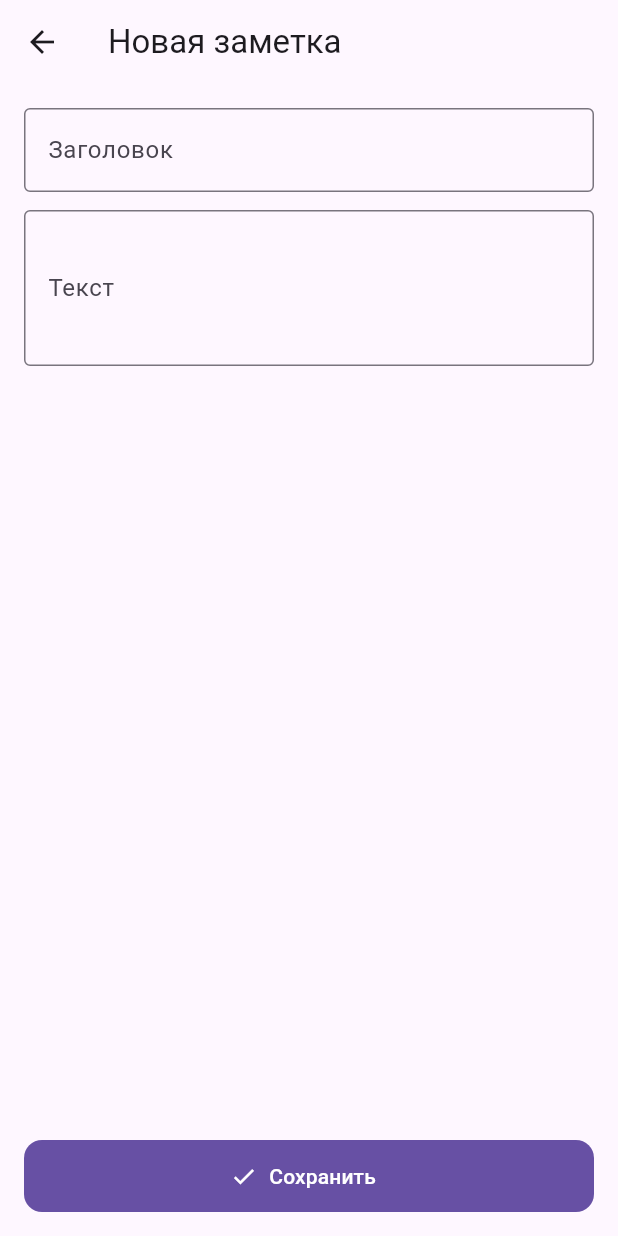
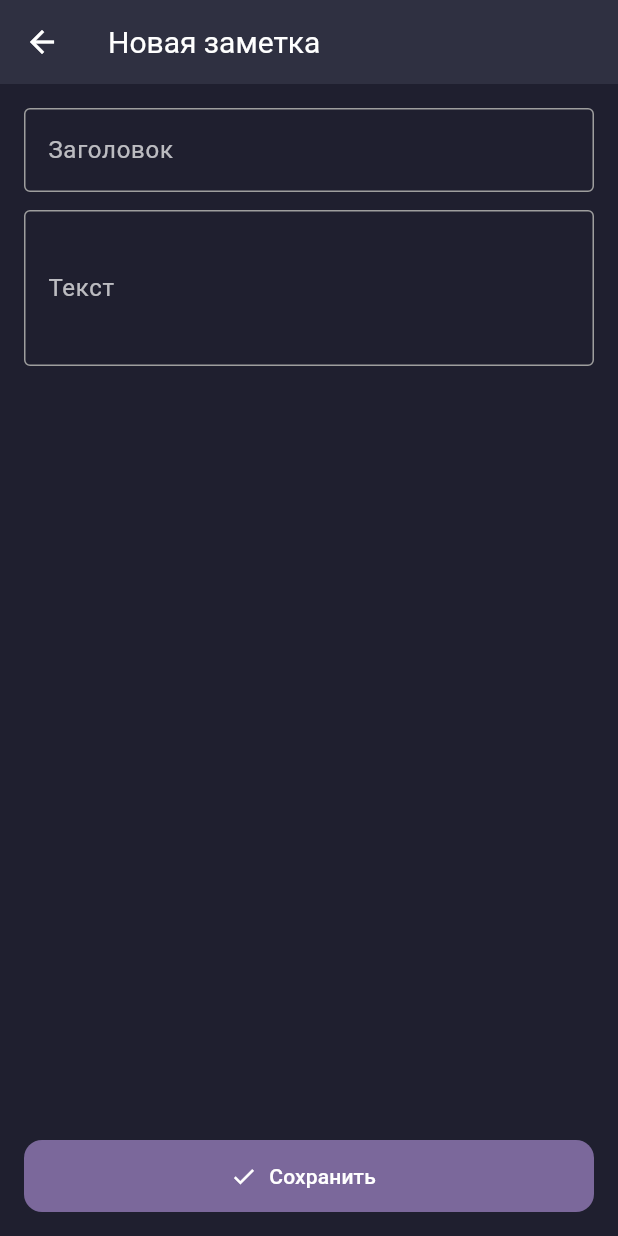
Before and after one commit to sowwds/pcs-android, a Flutter app: the screen it shows after launch, after a tap on the "delete outline" icon, after a tap on the "search" icon, after a tap on the "add" icon, on a phone screen of 412 x 824 dp. Run offline on Flutter 3.47's test engine with Material 3 defaults, Android fonts, the phone set to English and light mode, and no system bars.

Commit message:
added colors

```diff
--- a/lab5/simple_notes_yefremov/lib/edit_note_page.dart
+++ b/lab5/simple_notes_yefremov/lib/edit_note_page.dart
@@ -44,18 +44,34 @@ class _EditNotePageState extends State<EditNotePage> {
             children: [
               TextFormField(
                 initialValue: _title,
+                style: const TextStyle(color: Colors.white),
                 decoration: const InputDecoration(
                   labelText: 'Заголовок',
+                  labelStyle: TextStyle(color: Colors.white70),
                   border: OutlineInputBorder(),
+                  focusedBorder: OutlineInputBorder(
+                    borderSide: BorderSide(color: Color(0xFF796697), width: 2),
+                  ),
+                  enabledBorder: OutlineInputBorder(
+                    borderSide: BorderSide(color: Colors.grey),
+                  ),
                 ),
                 onSaved: (v) => _title = v!.trim(),
               ),
               const SizedBox(height: 12),
               TextFormField(
                 initialValue: _body,
+                style: const TextStyle(color: Colors.white),
                 decoration: const InputDecoration(
                   labelText: 'Текст',
+                  labelStyle: TextStyle(color: Colors.white70),
                   border: OutlineInputBorder(),
+                  focusedBorder: OutlineInputBorder(
+                    borderSide: BorderSide(color: Color(0xFF796697), width: 2),
+                  ),
+                  enabledBorder: OutlineInputBorder(
+                    borderSide: BorderSide(color: Colors.grey),
+                  ),
                 ),
                 minLines: 3,
                 maxLines: 6,
@@ -67,9 +83,10 @@ class _EditNotePageState extends State<EditNotePage> {
               const Spacer(),
               FilledButton.icon(
                 onPressed: _save,
-                icon: const Icon(Icons.check),
-                label: const Text('Сохранить'),
+                icon: const Icon(Icons.check, color: Colors.white),
+                label: const Text('Сохранить', style: TextStyle(color: Colors.white)),
                 style: FilledButton.styleFrom(
+                  backgroundColor: const Color(0xFF7B689B), // Save button color
                   minimumSize: const Size.fromHeight(48),
                   shape: RoundedRectangleBorder(
                     borderRadius: BorderRadius.circular(12),
--- a/lab5/simple_notes_yefremov/lib/main.dart
+++ b/lab5/simple_notes_yefremov/lib/main.dart
@@ -10,7 +10,22 @@ class SimpleNotesApp extends StatelessWidget {
   Widget build(BuildContext context) {
     return MaterialApp(
       title: 'Simple Notes',
-      theme: ThemeData(useMaterial3: true),
+      theme: ThemeData(
+        useMaterial3: true,
+        scaffoldBackgroundColor: const Color(0xFF1F1F2F), // Main background
+        appBarTheme: const AppBarTheme(
+          backgroundColor: Color(0xFF2F3041), // AppBar background
+          titleTextStyle: TextStyle(color: Colors.white, fontSize: 20), // AppBar title
+          iconTheme: IconThemeData(color: Colors.white), // Search/close icons
+        ),
+        floatingActionButtonTheme: const FloatingActionButtonThemeData(
+          backgroundColor: Color(0xFF8CBD8A), // "+" button background
+          foregroundColor: Colors.white, // "+" icon
+        ),
+        textTheme: const TextTheme(
+          bodyMedium: TextStyle(color: Colors.white), // Default text
+        ),
+      ),
       home: const NotesPage(),
     );
   }
@@ -62,9 +77,11 @@ class _NotesPageState extends State<NotesPage> {
     setState(() => _notes.removeAt(index));
     ScaffoldMessenger.of(context).showSnackBar(
       SnackBar(
-        content: const Text('Заметка удалена'),
+        content: const Text('Заметка удалена', style: TextStyle(color: Colors.white)),
+        backgroundColor: Colors.red,
         action: SnackBarAction(
           label: 'Отменить',
+          textColor: Colors.white,
           onPressed: () {
             if (mounted) {
               setState(() => _notes.insert(index, note));
@@ -98,14 +115,16 @@ class _NotesPageState extends State<NotesPage> {
         title: _isSearching
             ? TextField(
                 controller: _searchController,
+                style: const TextStyle(color: Colors.white),
                 decoration: const InputDecoration(
                   hintText: 'Поиск по заголовку...',
+                  hintStyle: TextStyle(color: Colors.white70),
                   border: InputBorder.none,
                 ),
                 autofocus: true,
                 onChanged: _onSearchChanged,
               )
-            : const Text('Практическая 5'),
+            : const Text('Simple Notes'),
         actions: [
           IconButton(
             icon: Icon(_isSearching ? Icons.close : Icons.search),
@@ -118,7 +137,7 @@ class _NotesPageState extends State<NotesPage> {
         child: const Icon(Icons.add),
       ),
       body: _filteredNotes.isEmpty
-          ? const Center(child: Text('Пока нет заметок. Нажмите +'))
+          ? const Center(child: Text('Пока нет заметок. Нажмите +', style: TextStyle(color: Colors.white)))
           : ListView.builder(
               itemCount: _filteredNotes.length,
               itemBuilder: (context, i) {
@@ -134,6 +153,7 @@ class _NotesPageState extends State<NotesPage> {
                   ),
                   onDismissed: (direction) => _delete(note),
                   child: Card(
+                    color: const Color(0xFF2F3041), // Card background
                     margin: const EdgeInsets.symmetric(horizontal: 16, vertical: 8),
                     elevation: 4,
                     shape: RoundedRectangleBorder(
@@ -143,16 +163,17 @@ class _NotesPageState extends State<NotesPage> {
                       contentPadding: const EdgeInsets.all(16),
                       title: Text(
                         note.title.isEmpty ? '(без названия)' : note.title,
-                        style: const TextStyle(fontWeight: FontWeight.bold),
+                        style: const TextStyle(fontWeight: FontWeight.bold, color: Colors.white),
                       ),
                       subtitle: Text(
                         note.body,
                         maxLines: 2,
                         overflow: TextOverflow.ellipsis,
+                        style: const TextStyle(color: Colors.white70),
                       ),
                       onTap: () => _edit(note),
                       trailing: IconButton(
-                        icon: const Icon(Icons.delete_outline),
+                        icon: const Icon(Icons.delete_outline, color: Colors.white),
                         onPressed: () => _delete(note),
                       ),
                     ),
```
